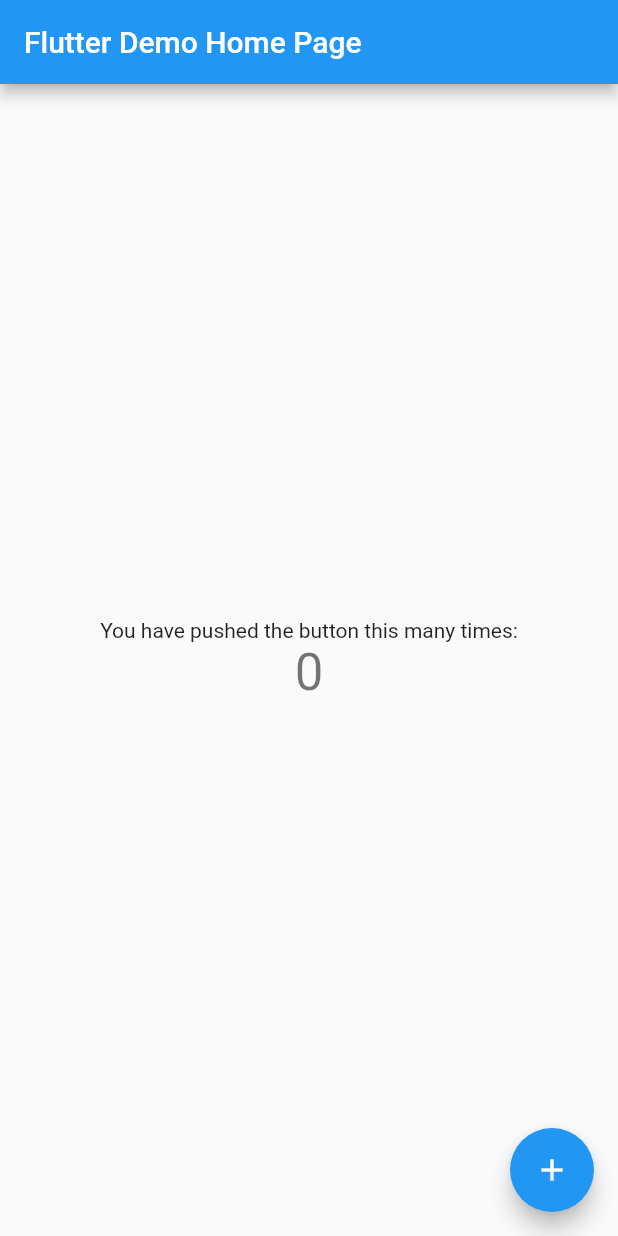
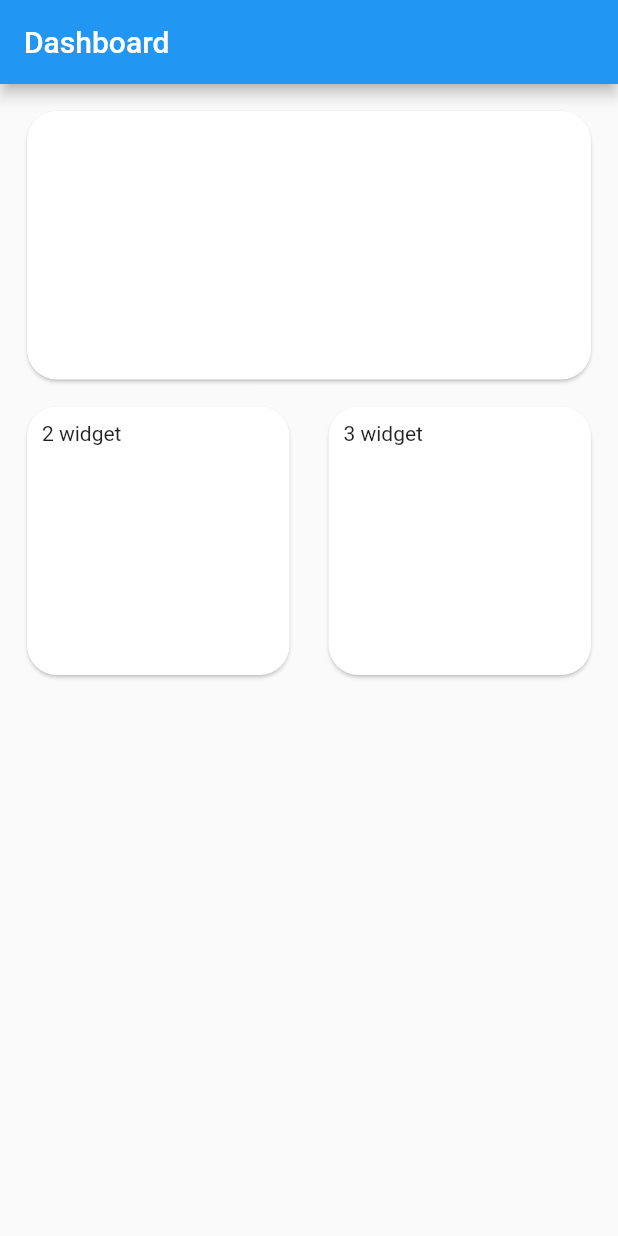
Before and after one commit to HimanthaAmarathunga/Food-Recipe, a Flutter app: the screen it shows after launch, on a phone screen of 412 x 824 dp. Run offline on Flutter 3.47's test engine with Material 2 defaults, Android fonts, the phone set to English and light mode, and no system bars.

Commit message:
list view and initial dashboard

```diff
--- a/lib/main.dart
+++ b/lib/main.dart
@@ -1,115 +1,16 @@
 import 'package:flutter/material.dart';
+import 'package:food_recipe/pages/index.dart';
+import 'package:food_recipe/pages/recipe_list.dart';
+import 'package:food_recipe/theme/colors.dart';
 
 void main() {
-  runApp(const MyApp());
+  runApp(
+    MaterialApp(
+      debugShowCheckedModeBanner: false,
+      theme: ThemeData(
+        primaryColor: primary
+      ),
+      home: IndexPage(),
+    )
+  );
 }
-
-class MyApp extends StatelessWidget {
-  const MyApp({Key? key}) : super(key: key);
-
-  // This widget is the root of your application.
-  @override
-  Widget build(BuildContext context) {
-    return MaterialApp(
-      title: 'Flutter Demo',
-      theme: ThemeData(
-        // This is the theme of your application.
-        //
-        // Try running your application with "flutter run". You'll see the
-        // application has a blue toolbar. Then, without quitting the app, try
-        // changing the primarySwatch below to Colors.green and then invoke
-        // "hot reload" (press "r" in the console where you ran "flutter run",
-        // or simply save your changes to "hot reload" in a Flutter IDE).
-        // Notice that the counter didn't reset back to zero; the application
-        // is not restarted.
-        primarySwatch: Colors.blue,
-      ),
-      home: const MyHomePage(title: 'Flutter Demo Home Page'),
-    );
-  }
-}
-
-class MyHomePage extends StatefulWidget {
-  const MyHomePage({Key? key, required this.title}) : super(key: key);
-
-  // This widget is the home page of your application. It is stateful, meaning
-  // that it has a State object (defined below) that contains fields that affect
-  // how it looks.
-
-  // This class is the configuration for the state. It holds the values (in this
-  // case the title) provided by the parent (in this case the App widget) and
-  // used by the build method of the State. Fields in a Widget subclass are
-  // always marked "final".
-
-  final String title;
-
-  @override
-  State<MyHomePage> createState() => _MyHomePageState();
-}
-
-class _MyHomePageState extends State<MyHomePage> {
-  int _counter = 0;
-
-  void _incrementCounter() {
-    setState(() {
-      // This call to setState tells the Flutter framework that something has
-      // changed in this State, which causes it to rerun the build method below
-      // so that the display can reflect the updated values. If we changed
-      // _counter without calling setState(), then the build method would not be
-      // called again, and so nothing would appear to happen.
-      _counter++;
-    });
-  }
-
-  @override
-  Widget build(BuildContext context) {
-    // This method is rerun every time setState is called, for instance as done
-    // by the _incrementCounter method above.
-    //
-    // The Flutter framework has been optimized to make rerunning build methods
-    // fast, so that you can just rebuild anything that needs updating rather
-    // than having to individually change instances of widgets.
-    return Scaffold(
-      appBar: AppBar(
-        // Here we take the value from the MyHomePage object that was created by
-        // the App.build method, and use it to set our appbar title.
-        title: Text(widget.title),
-      ),
-      body: Center(
-        // Center is a layout widget. It takes a single child and positions it
-        // in the middle of the parent.
-        child: Column(
-          // Column is also a layout widget. It takes a list of children and
-          // arranges them vertically. By default, it sizes itself to fit its
-          // children horizontally, and tries to be as tall as its parent.
-          //
-          // Invoke "debug painting" (press "p" in the console, choose the
-          // "Toggle Debug Paint" action from the Flutter Inspector in Android
-          // Studio, or the "Toggle Debug Paint" command in Visual Studio Code)
-          // to see the wireframe for each widget.
-          //
-          // Column has various properties to control how it sizes itself and
-          // how it positions its children. Here we use mainAxisAlignment to
-          // center the children vertically; the main axis here is the vertical
-          // axis because Columns are vertical (the cross axis would be
-          // horizontal).
-          mainAxisAlignment: MainAxisAlignment.center,
-          children: <Widget>[
-            const Text(
-              'You have pushed the button this many times:',
-            ),
-            Text(
-              '$_counter',
-              style: Theme.of(context).textTheme.headline4,
-            ),
-          ],
-        ),
-      ),
-      floatingActionButton: FloatingActionButton(
-        onPressed: _incrementCounter,
-        tooltip: 'Increment',
-        child: const Icon(Icons.add),
-      ), // This trailing comma makes auto-formatting nicer for build methods.
-    );
-  }
-}
--- /dev/null
+++ b/lib/pages/index.dart
@@ -0,0 +1,71 @@
+import 'package:flutter/material.dart';
+import 'package:flutter_staggered_grid_view/flutter_staggered_grid_view.dart';
+
+class IndexPage extends StatefulWidget {
+  const IndexPage({Key? key}) : super(key: key);
+
+  @override
+  State<IndexPage> createState() => _IndexPageState();
+}
+
+class _IndexPageState extends State<IndexPage> {
+  @override
+  Widget build(BuildContext context) {
+    return Scaffold(
+      appBar: AppBar(
+        title: Text('Dashboard'),
+      ),
+      body: getBody(),
+    );
+  }
+
+  Widget getBody() {
+    return Container(
+      child: StaggeredGrid.count(
+        crossAxisCount: 2,
+        crossAxisSpacing: 18,
+        mainAxisSpacing: 18,
+        children: const [
+          StaggeredGridTile.count(
+              crossAxisCellCount: 2,
+              mainAxisCellCount: 1,
+              child: Card(
+                  shape: RoundedRectangleBorder(
+                      borderRadius: BorderRadius.all(Radius.circular(20))),
+                  shadowColor: Colors.black87,
+                  margin: EdgeInsets.only(left: 18, right: 18, top: 18),
+                  child: Padding(
+                    padding: EdgeInsets.all(10.0),
+                    child: ListTile(
+
+                    ),
+                  ))),
+          StaggeredGridTile.count(
+              crossAxisCellCount: 1,
+              mainAxisCellCount: 1,
+              child: Card(
+                  shape: RoundedRectangleBorder(
+                      borderRadius: BorderRadius.all(Radius.circular(20))),
+                  shadowColor: Colors.black87,
+                  margin: EdgeInsets.only(left: 18, right: 4, bottom: 18),
+                  child: Padding(
+                    padding: EdgeInsets.all(10.0),
+                    child: Text("2 widget"),
+                  ))),
+          StaggeredGridTile.count(
+              crossAxisCellCount: 1,
+              mainAxisCellCount: 1,
+              child: Card(
+                  shape: RoundedRectangleBorder(
+                      borderRadius: BorderRadius.all(Radius.circular(20))),
+                  shadowColor: Colors.black87,
+                  margin: EdgeInsets.only(left: 4, right: 18, bottom: 18),
+                  child: Padding(
+                    padding: EdgeInsets.all(10.0),
+                    child: Text("3 widget"),
+                  )))
+        ],
+      ),
+    );
+  }
+}
--- /dev/null
+++ b/lib/theme/colors.dart
@@ -0,0 +1,5 @@
+import 'package:flutter/cupertino.dart';
+import 'package:flutter/material.dart';
+
+const primary = Color(0xff645DD7);
+const white = Color(0xffffffff);
--- a/pubspec.yaml
+++ b/pubspec.yaml
@@ -34,6 +34,8 @@ dependencies:
   # The following adds the Cupertino Icons font to your application.
   # Use with the CupertinoIcons class for iOS style icons.
   cupertino_icons: ^1.0.2
+  http: ^0.12.1
+  flutter_staggered_grid_view: ^0.6.1
 
 dev_dependencies:
   flutter_test:
```
Also changed, not shown: lib/model/recipe.dart (added, +19 -0 lines), lib/pages/recipe_details.dart (added, +19 -0 lines), lib/pages/recipe_list.dart (added, +138 -0 lines), pubspec.lock.
